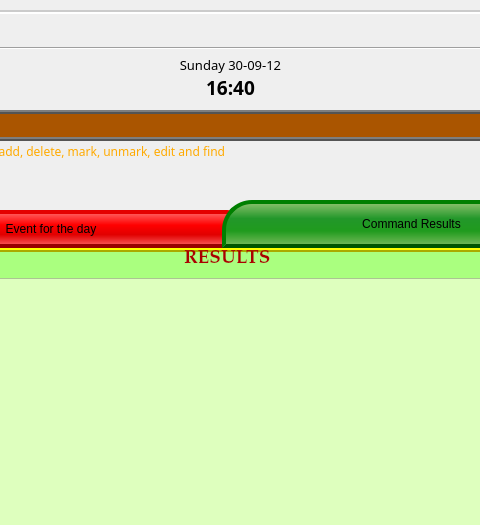
This is SeamPLE/standardview.ui in Riandy/cs2103aug12-f09-1c as Qt 5 draws it before an edit; both pictures show x 185 to 665 and y 0 to 525 of the 895 by 727 pixel window. The edited form follows.
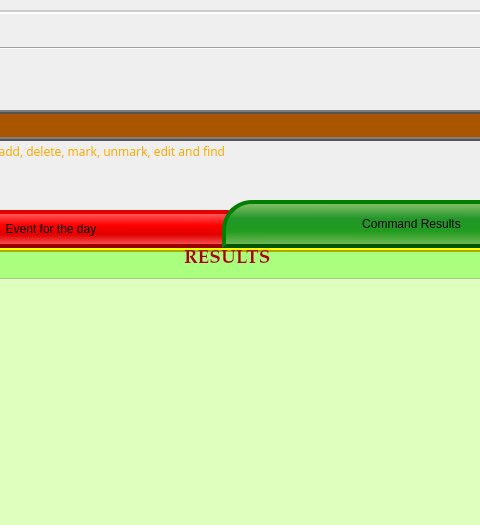
This is the edited form. Icons and pictures are not drawn. Custom widgets are drawn as their Qt base class.

Commit message: Gui Update - Add clock to all interfaces

Diff of the .ui file:
```diff
--- a/SeamPLE/standardview.ui
+++ b/SeamPLE/standardview.ui
@@ -93,7 +93,7 @@
       <string/>
      </property>
     </widget>
-    <widget class="QLabel" name="label_2">
+    <widget class="STimeLabel" name="label_2" native="true">
      <property name="geometry">
       <rect>
        <x>330</x>
@@ -116,13 +116,12 @@
 	
 }</string>
      </property>
-     <property name="text">
+     <property name="text" stdset="0">
       <string>&lt;!DOCTYPE HTML PUBLIC &quot;-//W3C//DTD HTML 4.0//EN&quot; &quot;http://www.w3.org/TR/REC-html40/strict.dtd&quot;&gt;
 &lt;html&gt;&lt;head&gt;&lt;meta name=&quot;qrichtext&quot; content=&quot;1&quot; /&gt;&lt;style type=&quot;text/css&quot;&gt;
 p, li { white-space: pre-wrap; }
-&lt;/style&gt;&lt;/head&gt;&lt;body style=&quot; font-family:'AR JULIAN'; font-size:16pt; font-weight:600; font-style:normal;&quot;&gt;
-&lt;p align=&quot;center&quot; style=&quot; margin-top:0px; margin-bottom:0px; margin-left:0px; margin-right:0px; -qt-block-indent:0; text-indent:0px;&quot;&gt;&lt;span style=&quot; font-family:'MV BOLI'; font-size:10pt; font-weight:400;&quot;&gt;Sunday 30-09-12&lt;/span&gt;&lt;/p&gt;
-&lt;p align=&quot;center&quot; style=&quot; margin-top:0px; margin-bottom:0px; margin-left:0px; margin-right:0px; -qt-block-indent:0; text-indent:0px;&quot;&gt;&lt;span style=&quot; font-family:'MV BOLI'; font-size:14pt;&quot;&gt;16:40&lt;/span&gt;&lt;/p&gt;&lt;/body&gt;&lt;/html&gt;</string>
+&lt;/style&gt;&lt;/head&gt;&lt;body style=&quot; font-family:'MS Shell Dlg 2'; font-size:8.25pt; font-weight:400; font-style:normal;&quot;&gt;
+&lt;p align=&quot;center&quot; style=&quot;-qt-paragraph-type:empty; margin-top:0px; margin-bottom:0px; margin-left:0px; margin-right:0px; -qt-block-indent:0; text-indent:0px; font-family:'AR JULIAN'; font-size:16pt; font-weight:600;&quot;&gt;&lt;/p&gt;&lt;/body&gt;&lt;/html&gt;</string>
      </property>
     </widget>
     <widget class="QLabel" name="label">
@@ -424,8 +423,8 @@
       <widget class="QLabel" name="label_8">
        <property name="geometry">
         <rect>
-         <x>280</x>
-         <y>180</y>
+         <x>290</x>
+         <y>160</y>
          <width>181</width>
          <height>31</height>
         </rect>
@@ -586,6 +585,11 @@
    <extends>QWidget</extends>
    <header>slineedit.h</header>
   </customwidget>
+  <customwidget>
+   <class>STimeLabel</class>
+   <extends>QWidget</extends>
+   <header>stimelabel.h</header>
+  </customwidget>
   <customwidget>
    <class>Sframe</class>
    <extends>QWidget</extends>
```
The commit also changes 6 other files.
